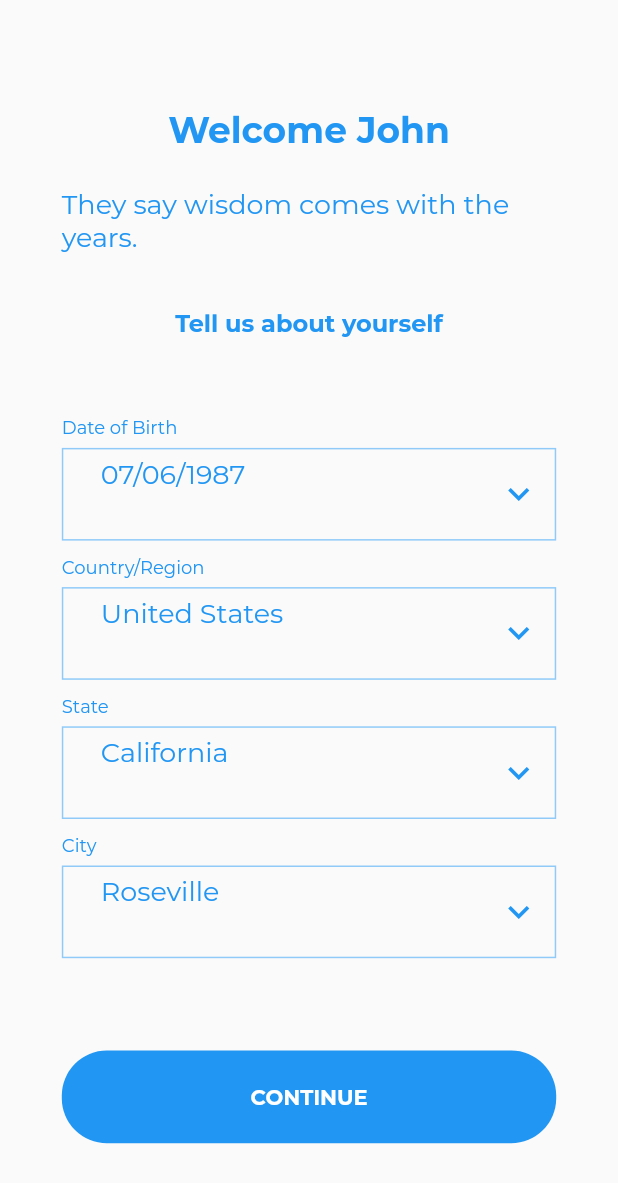
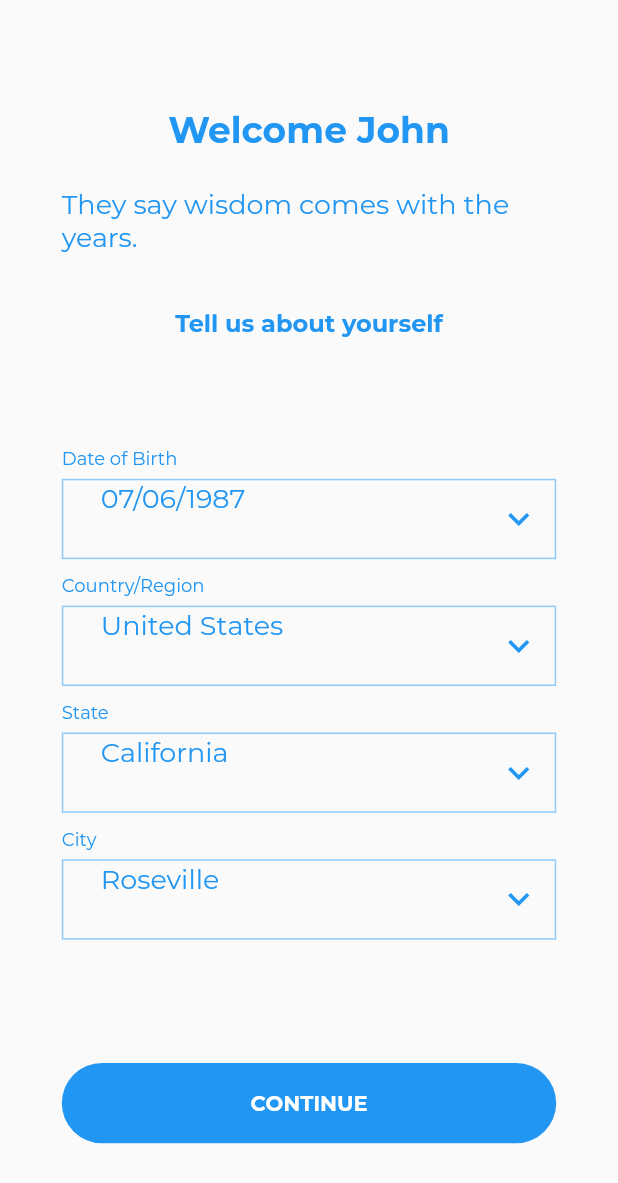
Before and after one commit to gluix20/legacy, a Flutter app: the RegisterPage screen opened directly, after a tap on "CONTINUE", on a phone screen of 412 x 824 dp. Shown: the top 1183 px of the screen. Run offline on Flutter 3.47's test engine with Material 2 defaults, Android fonts, the phone set to English and light mode, and no system bars; missing offline and left inert: flutter_facebook_login, validate; network calls fail; statements that could not run were skipped; project files that could hold a hidden picture were left out.

Commit message:
FB Login Preparations

```diff
--- a/lib/application.dart
+++ b/lib/application.dart
@@ -122,9 +122,7 @@ Future<List<Question>> fetchQuestions({String topic, String age}) async {
         skipped: q['skipped'],
       );
       questions.add(newQ);
-      print(newQ.isAnswered());
     }
-
   }
   return questions;
 }
--- a/lib/bottom.dart
+++ b/lib/bottom.dart
@@ -66,8 +66,6 @@ class NavigationIconView {
     );
   }
 }
-
-
 
 class CustomIcon extends StatelessWidget {
   @override
--- a/lib/main.dart
+++ b/lib/main.dart
@@ -54,6 +54,7 @@ class _MyAppState extends State<MyApp> {
         primarySwatch: Colors.blue,
         /// This one manage the circle and progress bar color.
         accentColor: Colors.blue,
+        primaryColor: Colors.blue,
         fontFamily: 'Montserrat',
 
         textTheme: new TextTheme(
--- a/lib/register.dart
+++ b/lib/register.dart
@@ -1,5 +1,6 @@
 import 'package:flutter/material.dart';
 import 'package:validate/validate.dart';
+import 'package:flutter_facebook_login/flutter_facebook_login.dart';
 
 import 'welcome.dart';
 import 'translations.dart';
@@ -16,6 +17,8 @@ class RegisterPage extends StatefulWidget {
 class RegisterPageState extends State<RegisterPage> {
   final GlobalKey<ScaffoldState> _scaffoldKey = new GlobalKey<ScaffoldState>();
   final GlobalKey<FormState> _formKey = new GlobalKey<FormState>();
+
+  ScrollController scrollController;
 
   _LoginData _data = new _LoginData();
 
@@ -59,22 +62,31 @@ class RegisterPageState extends State<RegisterPage> {
     final Size size = MediaQuery.of(context).size;
     //print(context.widget);
 
-    return new Scaffold(
-      key: _scaffoldKey,
-      body: SingleChildScrollView(
+    scrollController = new ScrollController();
+    scrollController.addListener(() {
+      print(scrollController.position);
+      //if(scrollController.offset > 100.0)
+      //scrollController.jumpTo(80.0);
+    },);
+
+    final scrollView = SingleChildScrollView(
+      controller: scrollController,
+      reverse: true,
       child: new Column(
         children: <Widget>[
           /// This is the title with decortion box in blue.
           new Container(
+            padding: EdgeInsets.only(bottom: size.height * 0.2 * 0.1),
+            alignment: Alignment.bottomCenter,
             constraints: new BoxConstraints.expand(
               height: size.height * 0.2,
             ),
             decoration: new BoxDecoration(
               color: Colors.blue,
             ),
-              child: new TextContainer(T(context, k: 'main_title1'),
-                fontSize: 36.0, bottom: size.height * 0.2 * 0.1, fontW: FontWeight.w700,
-                color: Colors.white, contAlign: Alignment.bottomCenter,),
+            child: new Text(T(context, k: 'main_title1'),
+              style: Theme.of(context).textTheme.display2.copyWith(color: Colors.white),
+            ),
           ),
           /// This is the subsequent children that have horizontal padding.
           new Container(
@@ -90,9 +102,8 @@ class RegisterPageState extends State<RegisterPage> {
                   decoration: new BoxDecoration(
                     color: Colors.white30,
                   ),
-                    child: new TextContainer(T(context, t: 'Create an account'),
-                        fontSize: 24.0, fontW: FontWeight.w700,
-                        color: Colors.blue),
+                  child: new Text(T(context, t: 'Create an account'),
+                      style: Theme.of(context).textTheme.headline),
                 ),
 
                 new Container(
@@ -110,7 +121,7 @@ class RegisterPageState extends State<RegisterPage> {
                         children: <Widget>[
 
                           new MyButton(text: 'LOGIN WITH FACEBOOK', type: 'outline.icon',
-                              width: size.width, height: size.height * 0.075,
+                            width: size.width,
                             widget: new Register2Page(),),
 
                           new Container(
@@ -130,15 +141,15 @@ class RegisterPageState extends State<RegisterPage> {
 
                           new Column(
                             children: <Widget>[
-                                new MyInput(label: 'Full Name', hint: 'John Doe', height: size.height * 0.075),
-                                new MyInput(label: 'Email', hint: 'johndoe@mail.com', height: size.height * 0.075),
-                                new MyInput(label: 'Password', hint: 'Password', obscureText: true, height: size.height * 0.075),
+                              new MyInput(label: 'Full Name', hint: 'John Doe'),
+                              new MyInput(label: 'Email', hint: 'johndoe@mail.com'),
+                              new MyInput(label: 'Password', hint: 'Password', obscureText: true),
                             ],
                           ),
 
 
                           new MyButton(text: 'CONTINUE', type: 'raised',
-                              width: size.width, height: size.height * 0.075,
+                            width: size.width,
                             widget: new Register2Page(),),
                         ],),
                     )
@@ -151,7 +162,14 @@ class RegisterPageState extends State<RegisterPage> {
 
         ],
       ),
-      )
+    );
+
+
+
+
+    return new Scaffold(
+      key: _scaffoldKey,
+      body: scrollView,
     );
     //Translations.of(context).locale.languageCode,
   }
--- a/lib/register2.dart
+++ b/lib/register2.dart
@@ -25,7 +25,8 @@ class Register2PageState extends State<Register2Page> {
 
     return new Scaffold(
       key: _scaffoldKey,
-      body: new Column(
+      body: SingleChildScrollView(
+        child: new Column(
           children: <Widget>[
             new MyTitle(
               title: T(context, t: 'Welcome John'),
@@ -41,6 +42,7 @@ class Register2PageState extends State<Register2Page> {
               ),
 
               child: new Form(
+
                 key: this._formKey,
                 child: new Column(
                   mainAxisAlignment: MainAxisAlignment.spaceBetween,
@@ -51,21 +53,22 @@ class Register2PageState extends State<Register2Page> {
 
                     new Column(
                       children: <Widget>[
-                      new MyInput(label: 'Date of Birth', hint: '07/06/1987', menu: true, height: size.height * 0.075),
-                      new MyInput(label: 'Country/Region', hint: 'United States', menu: true, height: size.height * 0.075),
-                      new MyInput(label: 'State', hint: 'California', menu: true, height: size.height * 0.075),
-                      new MyInput(label: 'City', hint: 'Roseville', menu: true, height: size.height * 0.075),
+                        new MyInput(label: 'Date of Birth', hint: '07/06/1987', menu: true),
+                        new MyInput(label: 'Country/Region', hint: 'United States', menu: true),
+                        new MyInput(label: 'State', hint: 'California', menu: true),
+                        new MyInput(label: 'City', hint: 'Roseville', menu: true),
                       ],
                     ),
 
                     new MyButton(text: 'CONTINUE', type: 'raised',
-                    width: size.width, height: size.height * 0.075,
+                      width: size.width,
                       widget: new TopicsPage(),),
 
                   ],),
               )
             ),
           ],
+        ),
       )
     );
     //Translations.of(context).locale.languageCode,
--- a/lib/tree.dart
+++ b/lib/tree.dart
@@ -1,5 +1,5 @@
 import 'package:flutter/material.dart';
-import 'topic.dart';
+import 'topicQuestions.dart';
 import 'weed.dart';
 import 'translations.dart';
 
--- a/lib/weed.dart
+++ b/lib/weed.dart
@@ -2,7 +2,7 @@ import 'package:flutter/material.dart';
 
 import 'translations.dart';
 import 'topics.dart';
-import 'topic.dart';
+import 'topicQuestions.dart';
 import 'topicAnswers.dart';
 
 
@@ -50,19 +50,22 @@ class MyAppBar extends AppBar {
   final List<Widget> actions;
   final Widget leading;
   final BuildContext context;
+  final Color color;
 
   MyAppBar(this.text, {Key key, @required this.context,
-    this.scaffoldKey, this.actions, this.leading}) :
+    this.scaffoldKey, this.actions, this.leading, this.color}) :
 
         super(key: key,
         elevation: 0.0,
-        backgroundColor: Colors.white30,
+        backgroundColor: color ?? Colors.white30,
         title: new Text(text, style: Theme.of(context).textTheme.title,),
         centerTitle: true,
 
+
         actions: actions ?? <Widget>[
           new IconButton(
-            icon: new Icon(Icons.more_vert, color: Theme.of(context).textTheme.title.color,),
+            icon: new Icon(Icons.more_vert,
+          color: Theme.of(context).textTheme.title.color,),
             onPressed: () => print('Hola'),
           ),
         ],
@@ -99,6 +102,9 @@ class MyInput extends StatelessWidget {
 
   @override
   Widget build(BuildContext context) {
+    final size = MediaQuery.of(context).size;
+    final double height = this.height ?? size.height * 0.065;
+
     /*
     new TextFormField(
       decoration: new InputDecoration(
@@ -206,19 +212,15 @@ class MyTitle extends StatelessWidget {
 class MyButton extends StatelessWidget {
 
   final String text;
-  final double fontSize;
-  final double top;
-  final double bottom;
   final TextAlign align;
   final FontWeight fontW;
   final Color color;
   final String type;
+  final double height;
   final double width;
   final Widget widget;
-  final double height;
 
-  MyButton({@required this.text, this.fontSize, this.top, this.bottom,
-    this.align, this.fontW, this.color,
+  MyButton({@required this.text, this.align, this.fontW, this.color,
     @required this.type, @required this.width, this.widget, @required this.height}) : super();
 
   void action(BuildContext context) {
@@ -228,6 +230,9 @@ class MyButton extends StatelessWidget {
 
   @override
   Widget build(BuildContext context) {
+    final size = MediaQuery.of(context).size;
+    final double height = this.height ?? size.height * 0.065;
+
     final borderShape = new RoundedRectangleBorder(borderRadius: new BorderRadius.circular(30.0));
 
     if(type == 'outline') {
@@ -248,7 +253,7 @@ class MyButton extends StatelessWidget {
         shape: borderShape,
         elevation: 0.0,
         color: Colors.blue,
-        disabledColor: Colors.white,
+        //disabledColor: Colors.white,
       );
 
     } else if(type == 'outline.icon') {
@@ -320,15 +325,32 @@ class MyBottomNavBar extends StatefulWidget {
 class _MyBottomNavBarState extends State<MyBottomNavBar> {
   @override
   Widget build(BuildContext context) {
-    return new BottomNavigationBar(
-      items: [
-        new BottomNavigationBarItem(icon: new Icon(Icons.menu, ), title: new Text('')),
-        new BottomNavigationBarItem(icon: new Icon(Icons.edit, ), title: new Text('')),
-        new BottomNavigationBarItem(icon: new Icon(Icons.person, ), title: new Text(''))
-      ],
-      //fixedColor: Colors.blue,
-      //type: BottomNavigationBarType.fixed,
 
+    int index= 0;
+
+    return new Theme(
+      data: Theme.of(context).copyWith(
+        // sets the background color of the `BottomNavigationBar`
+          canvasColor: Colors.blue,
+          // sets the active color of the `BottomNavigationBar` if `Brightness` is light
+          primaryColor: Colors.white,
+          textTheme: Theme
+              .of(context)
+              .textTheme
+              .copyWith(caption: new TextStyle(color: Colors.blue.shade200))),
+
+
+      child: new BottomNavigationBar(
+        items: [
+          new BottomNavigationBarItem(icon: new Icon(Icons.menu, ), title: new Text('')),
+          new BottomNavigationBarItem(icon: new Icon(Icons.edit, ), title: new Text('')),
+          new BottomNavigationBarItem(icon: new Icon(Icons.person, ), title: new Text('')),
+        ],
+        currentIndex: index,
+        onTap: (int i){ setState((){index = i;});},
+        type: BottomNavigationBarType.fixed,
+      ),
     );
   }
+
 }
--- a/pubspec.yaml
+++ b/pubspec.yaml
@@ -8,8 +8,8 @@ dependencies:
     sdk: flutter
   intl: 0.15.6
   intl_translation: 0.16.2
-
   validate: "^1.6.0"
+  flutter_facebook_login: "^1.1.1"
 
   # The following adds the Cupertino Icons font to your application.
   # Use with the CupertinoIcons class for iOS style icons.
```
Also changed, not shown: lib/intro.dart (+4 -7 lines), lib/topicAnswers.dart (+9 -80 lines), lib/topicQuestions.dart (renamed from lib/topic.dart, +8 -8 lines), lib/topics.dart (+7 -3 lines), pubspec.lock, 3 other files. Lines whose indentation alone changed are shown as unchanged.
